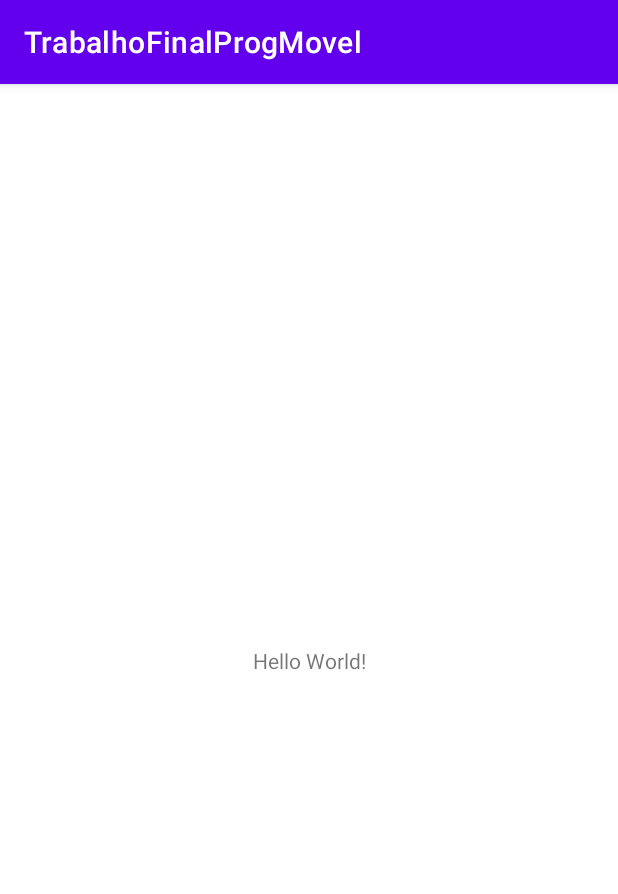
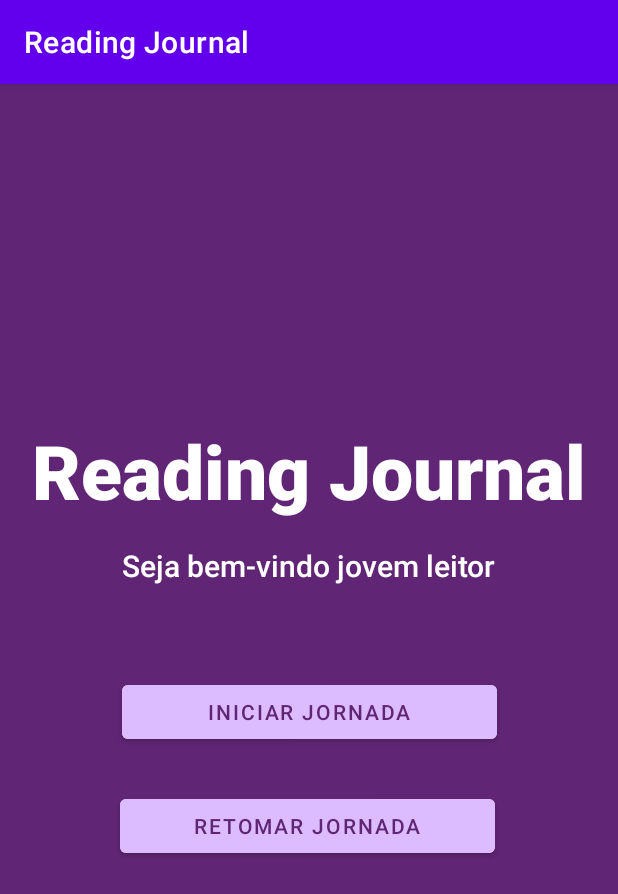
Before and after one commit to camilavitoriacosta/TrabalhoFinalProgMov, an Android app: the screen it shows after launch (MainActivity), on a phone screen of 412 x 824 dp. Shown: the top 894 px of the screen. Run offline under Robolectric (Android 15) with nearby library versions, the phone set to English and light mode, and no system bars.

Commit message:
[layout] tela inicial

```diff
--- a/app/src/main/res/layout/activity_main.xml
+++ b/app/src/main/res/layout/activity_main.xml
@@ -2,17 +2,63 @@
 <androidx.constraintlayout.widget.ConstraintLayout xmlns:android="http://schemas.android.com/apk/res/android"
     xmlns:app="http://schemas.android.com/apk/res-auto"
     xmlns:tools="http://schemas.android.com/tools"
+    android:id="@+id/back"
     android:layout_width="match_parent"
     android:layout_height="match_parent"
-    tools:context=".MainActivity">
+    tools:context=".MainActivity"
+    android:background="@color/roxo_escuro">
 
     <TextView
+        android:id="@+id/textView2"
         android:layout_width="wrap_content"
         android:layout_height="wrap_content"
-        android:text="Hello World!"
+        android:fontFamily="sans-serif-black"
+        android:text="@string/titulo"
+        android:textColor="#FFFFFF"
+        android:textSize="50sp"
+        android:textStyle="bold"
         app:layout_constraintBottom_toBottomOf="parent"
         app:layout_constraintEnd_toEndOf="parent"
         app:layout_constraintStart_toStartOf="parent"
-        app:layout_constraintTop_toTopOf="parent" />
+        app:layout_constraintTop_toTopOf="parent"
+        app:layout_constraintVertical_bias="0.32" />
+
+    <TextView
+        android:id="@+id/textView"
+        android:layout_width="wrap_content"
+        android:layout_height="wrap_content"
+        android:layout_marginTop="16dp"
+        android:fontFamily="sans-serif-medium"
+        android:text="@string/msg_bemvindo"
+        android:textColor="#FFFFFF"
+        android:textSize="20sp"
+        app:layout_constraintEnd_toEndOf="parent"
+        app:layout_constraintStart_toStartOf="parent"
+        app:layout_constraintTop_toBottomOf="@+id/textView2" />
+
+    <Button
+        android:id="@+id/iniciarJornadaBtn"
+        android:layout_width="250sp"
+        android:layout_height="wrap_content"
+        android:layout_marginTop="60dp"
+        android:backgroundTint="@color/roxo_claro"
+        android:text="@string/msg_iniciarjornada"
+        android:textColor="@color/roxo_escuro"
+        app:layout_constraintEnd_toEndOf="parent"
+        app:layout_constraintStart_toStartOf="parent"
+        app:layout_constraintTop_toBottomOf="@+id/textView" />
+
+    <Button
+        android:id="@+id/retomarJornadaBtn"
+        android:layout_width="250sp"
+        android:layout_height="wrap_content"
+        android:layout_marginTop="28dp"
+        android:backgroundTint="@color/roxo_claro"
+        android:text="@string/msg_retomarjornada"
+        android:textColor="@color/roxo_escuro"
+        app:layout_constraintEnd_toEndOf="parent"
+        app:layout_constraintHorizontal_bias="0.495"
+        app:layout_constraintStart_toStartOf="parent"
+        app:layout_constraintTop_toBottomOf="@+id/iniciarJornadaBtn" />
 
 </androidx.constraintlayout.widget.ConstraintLayout>
--- a/app/src/main/res/values/colors.xml
+++ b/app/src/main/res/values/colors.xml
@@ -7,4 +7,7 @@
     <color name="teal_700">#FF018786</color>
     <color name="black">#FF000000</color>
     <color name="white">#FFFFFFFF</color>
+
+    <color name="roxo_escuro"> #602575</color>
+    <color name="roxo_claro"> #DCBCFF</color>
 </resources>
--- a/app/src/main/res/values/strings.xml
+++ b/app/src/main/res/values/strings.xml
@@ -1,3 +1,7 @@
 <resources>
-    <string name="app_name">TrabalhoFinalProgMovel</string>
+    <string name="app_name">Reading Journal</string>
+    <string name="titulo">Reading Journal</string>
+    <string name="msg_bemvindo">Seja bem-vindo jovem leitor</string>
+    <string name="msg_iniciarjornada">Iniciar Jornada</string>
+    <string name="msg_retomarjornada">Retomar Jornada</string>
 </resources>
```
